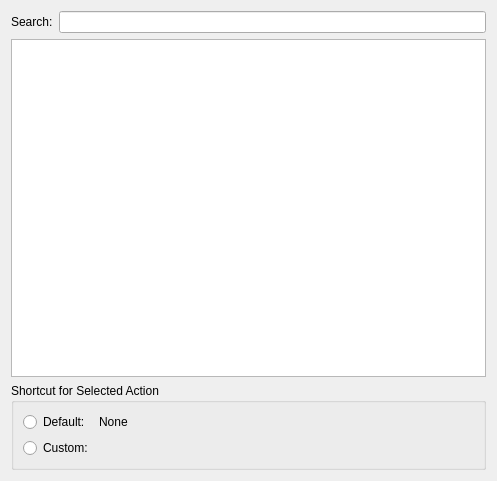
Old version of the form support/shortcutssettingspage.ui in the repository polpo/cantata-mac.
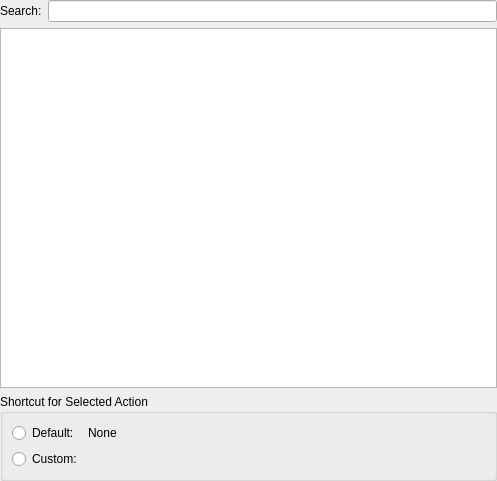
New version of the form. Custom widgets are drawn as their Qt base class.

Commit message: Remove border, and use custom line-edit.

Patch:
```diff
--- a/support/shortcutssettingspage.ui
+++ b/support/shortcutssettingspage.ui
@@ -14,6 +14,9 @@
    <string>Form</string>
   </property>
   <layout class="QVBoxLayout" name="verticalLayout">
+   <property name="margin">
+    <number>0</number>
+   </property>
    <item>
     <layout class="QHBoxLayout" name="horizontalLayout">
      <item>
```
Left out of the diff: 4 changed lines with no effect on the pictures.
